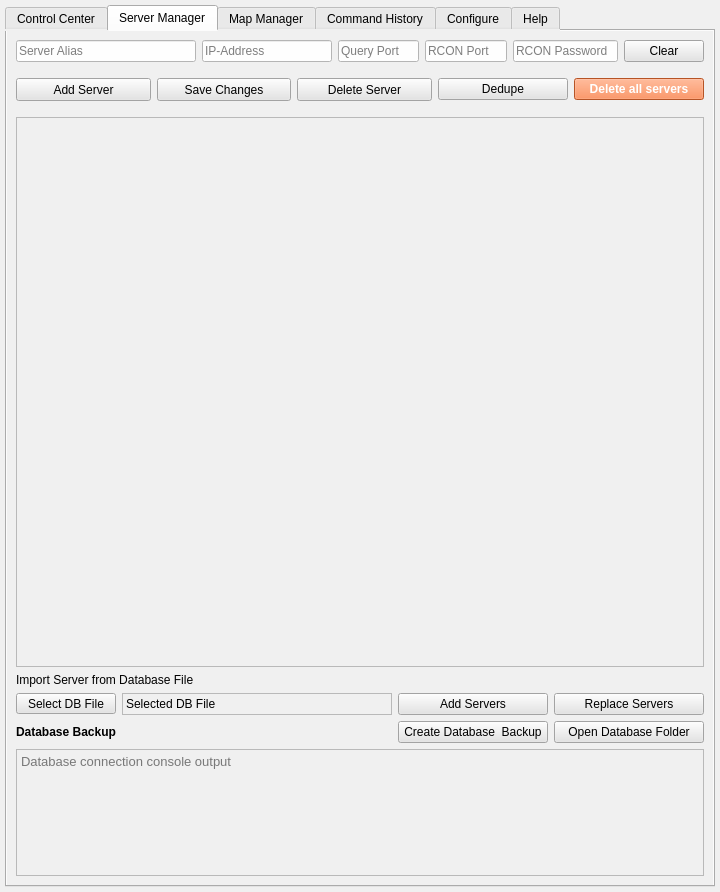
Above: source_files/isrt_gui.ui from olli-e/ISRT before the change. Below: the same form after it.
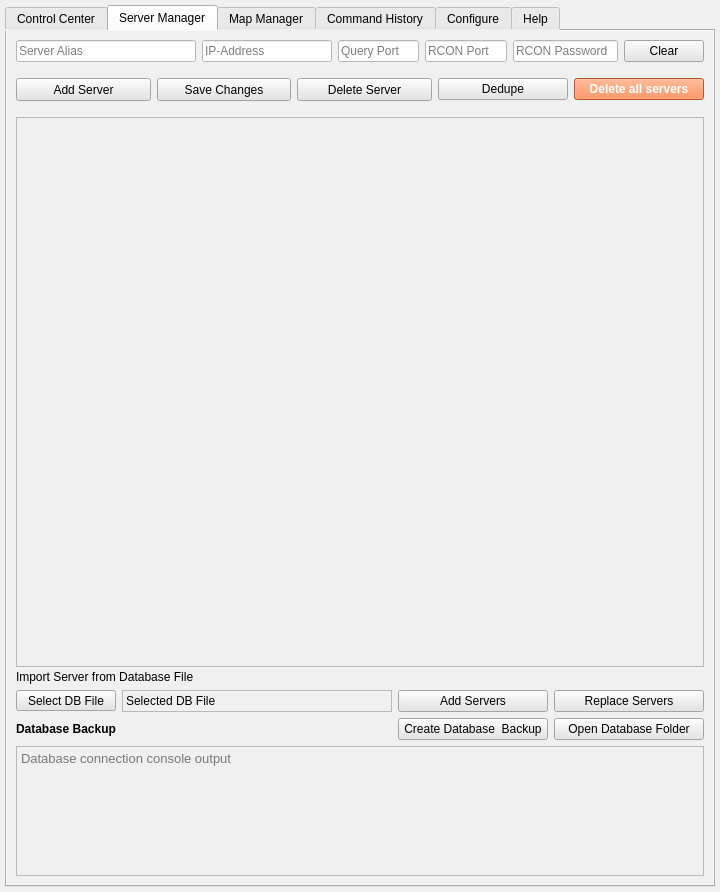
That is the form after the change. The open tabs and pages were chosen to show the change. Icons and pictures are not drawn.

Diff of the .ui file:
```diff
--- a/source_files/isrt_gui.ui
+++ b/source_files/isrt_gui.ui
@@ -2716,7 +2716,7 @@
              <property name="minimumSize">
               <size>
                <width>0</width>
-               <height>100</height>
+               <height>130</height>
               </size>
              </property>
              <property name="maximumSize">
@@ -2753,6 +2753,12 @@
              <property name="frameShape">
               <enum>QFrame::StyledPanel</enum>
              </property>
+             <property name="frameShadow">
+              <enum>QFrame::Plain</enum>
+             </property>
+             <property name="lineWidth">
+              <number>0</number>
+             </property>
              <property name="verticalScrollBarPolicy">
               <enum>Qt::ScrollBarAlwaysOff</enum>
              </property>
```
Left out of the diff: 14 changed lines with no effect on the pictures.
